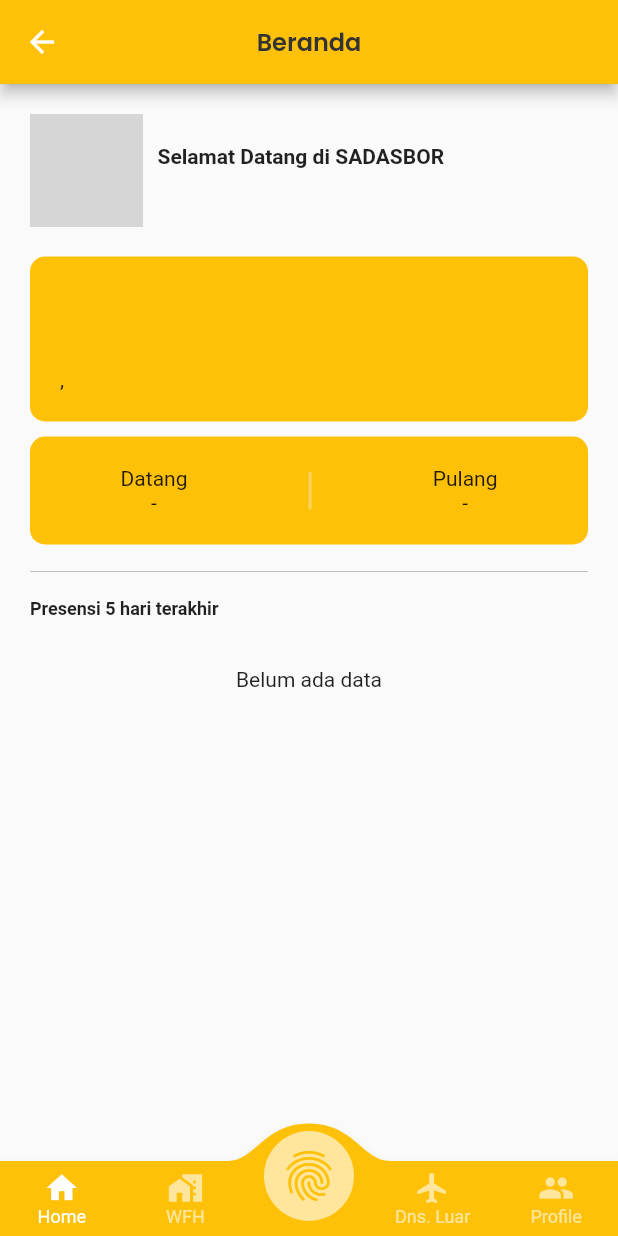
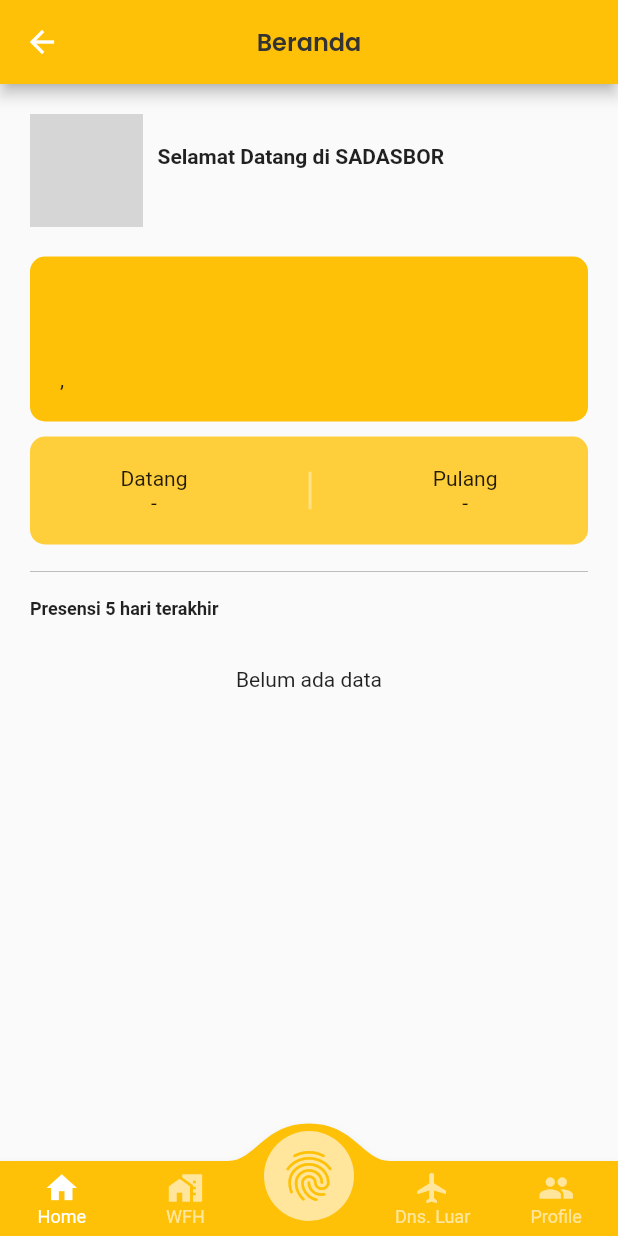
Before and after one commit to putramtp/flutter-presensi-app, a Flutter app: the HomeView screen opened by its route, on a phone screen of 412 x 824 dp. Run offline on Flutter 3.47's test engine with Material 2 defaults, Android fonts, the phone set to English and light mode, and no system bars; drawn by our look-alikes of convex_bottom_bar; our stand-ins replace cloud_firestore, firebase_auth, firebase_core, firebase_storage, geocoding, geolocator and 4 more; accounts and stored records are empty; network calls fail; grey boxes are pictures that could not be loaded.

Commit message:
Update 15 - Dinas Luar (complete)

```diff
--- a/lib/app/modules/home/views/home_view.dart
+++ b/lib/app/modules/home/views/home_view.dart
@@ -128,7 +128,7 @@ class HomeView extends GetView<HomeController> {
                 padding: EdgeInsets.all(20),
                 decoration: BoxDecoration(
                   borderRadius: BorderRadius.circular(10),
-                  color: Color(0xffFFC107),
+                  color: Color.fromARGB(255, 255, 206, 59),
                 ),
                 child: StreamBuilder<DocumentSnapshot<Map<String, dynamic>>>(
                   stream: controller.streamTodayPresence(),
@@ -151,7 +151,7 @@ class HomeView extends GetView<HomeController> {
                         Container(
                           width: 2,
                           height: 25,
-                          color: Color(0xffFAD461),
+                          color: Color.fromARGB(255, 255, 225, 134),
                         ),
                         Column(
                           children: [
```
Also changed, not shown: lib/app/modules/dinasluar/controllers/dinasluar_controller.dart (+16 -4 lines), lib/app/modules/dinasluar/views/dinasluar_view.dart (+10 -8 lines).
